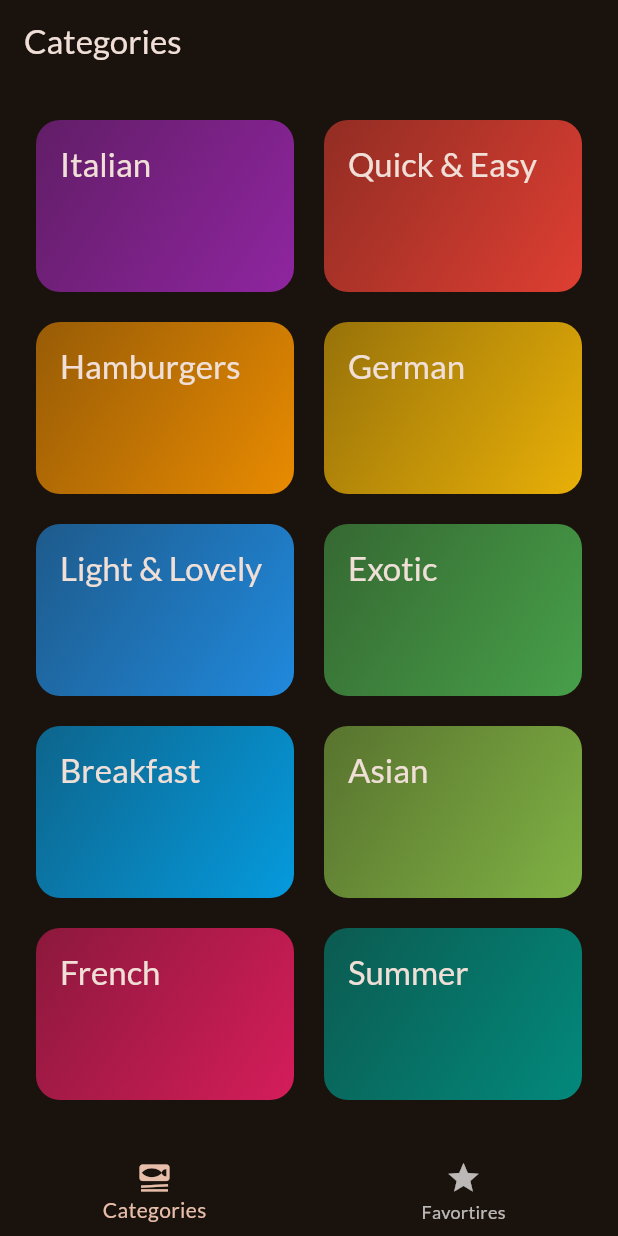
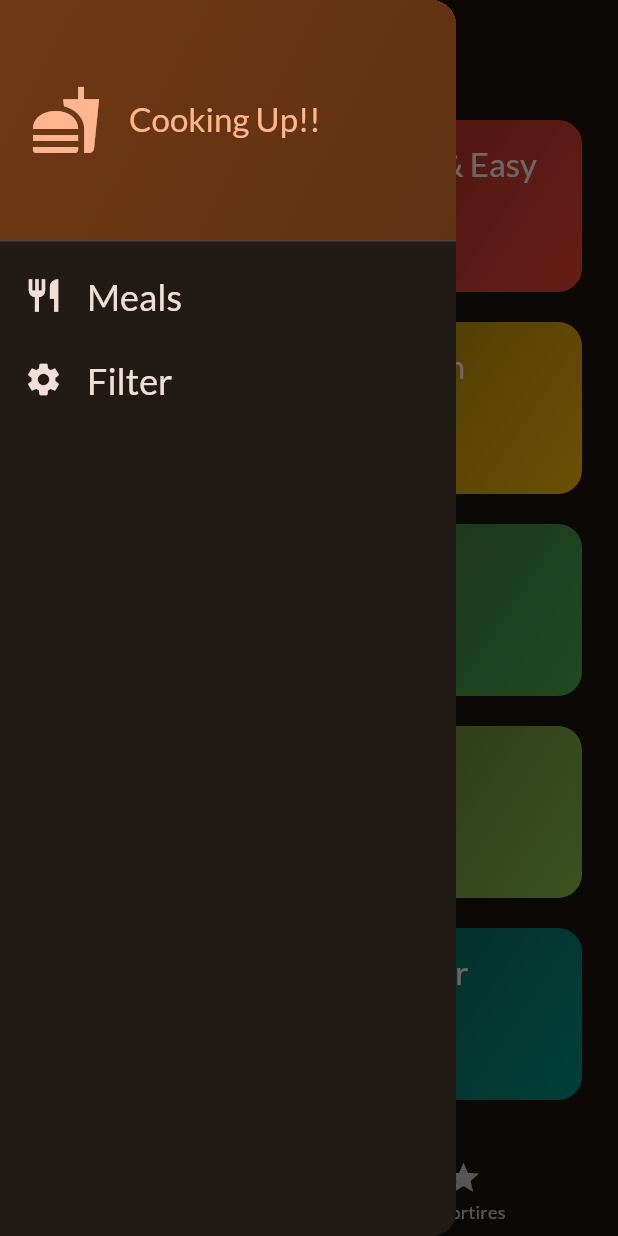
Before and after one commit to AndroidKarlos/meals, a Flutter app: the screen it shows after launch, with the side drawer open (before the commit the screen has no drawer), on a phone screen of 412 x 824 dp. Run offline on Flutter 3.47's test engine with Material 2 defaults, Android fonts, the phone set to English and light mode, and no system bars; our stand-ins replace google_fonts, transparent_image.

Commit message:
implementing a side drawer

```diff
--- a/lib/screens/tabs.dart
+++ b/lib/screens/tabs.dart
@@ -2,6 +2,7 @@ import 'package:flutter/material.dart';
 import 'package:meals/model/meal.dart';
 import 'package:meals/screens/categories.dart';
 import 'package:meals/screens/meals.dart';
+import 'package:meals/widgets/main_drawer.dart';
 
 class TabsScreen extends StatefulWidget {
   const TabsScreen({super.key});
@@ -66,6 +67,7 @@ class _TabsScreenState extends State<TabsScreen> {
       appBar: AppBar(
         title: Text(activePageTitle),
       ),
+      drawer: const MainDrawer(),
       body: activePage,
       bottomNavigationBar: BottomNavigationBar(
         onTap: _selectPage,
--- /dev/null
+++ b/lib/widgets/main_drawer.dart
@@ -0,0 +1,63 @@
+import 'package:flutter/material.dart';
+
+class MainDrawer extends StatelessWidget {
+  const MainDrawer({super.key});
+
+  @override
+  Widget build(BuildContext context) {
+    return Drawer(
+      child: Column(
+        children: [
+          DrawerHeader(
+            padding: const EdgeInsets.all(20),
+            decoration: BoxDecoration(
+              gradient: LinearGradient(colors: [
+                Theme.of(context).colorScheme.primaryContainer,
+                Theme.of(context).colorScheme.primaryContainer.withOpacity(0.8),
+              ], begin: Alignment.topLeft, end: Alignment.bottomRight),
+            ),
+            child: Row(
+              children: [
+                Icon(
+                  Icons.fastfood,
+                  size: 48,
+                  color: Theme.of(context).colorScheme.primary,
+                ),
+                const SizedBox(width: 18),
+                Text(
+                  'Cooking Up!!',
+                  style: Theme.of(context)
+                      .textTheme
+                      .titleLarge!
+                      .copyWith(color: Theme.of(context).colorScheme.primary),
+                ),
+              ],
+            ),
+          ),
+          ListTile(
+            leading: Icon(Icons.restaurant, size: 26, color: Theme.of(context).colorScheme.onBackground,),
+            title: Text(
+              'Meals',
+              style: Theme.of(context).textTheme.titleLarge!.copyWith(
+                    color: Theme.of(context).colorScheme.onBackground,
+                    fontSize: 24,
+                  ),
+            ),
+            onTap: (){},
+          ),
+          ListTile(
+            leading: Icon(Icons.settings, size: 26, color: Theme.of(context).colorScheme.onBackground,),
+            title: Text(
+              'Filter',
+              style: Theme.of(context).textTheme.titleLarge!.copyWith(
+                    color: Theme.of(context).colorScheme.onBackground,
+                    fontSize: 24,
+                  ),
+            ),
+            onTap: (){},
+          )
+        ],
+      ),
+    );
+  }
+}
```
